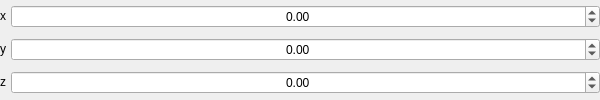
Above: VectorInput.ui from ducla9762-stack/abc3d before the change. Below: the same form after it.
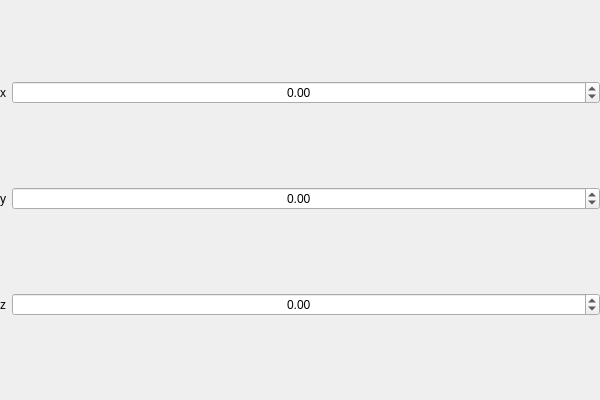
That is the form after the change.

Diff of the .ui file:
```diff
--- a/VectorInput.ui
+++ b/VectorInput.ui
@@ -7,15 +7,9 @@
     <x>0</x>
     <y>0</y>
     <width>600</width>
-    <height>100</height>
+    <height>400</height>
    </rect>
   </property>
-  <property name="sizePolicy">
-   <sizepolicy hsizetype="Preferred" vsizetype="Preferred">
-    <horstretch>0</horstretch>
-    <verstretch>0</verstretch>
-   </sizepolicy>
-  </property>
   <property name="windowTitle">
    <string>VectorInput</string>
   </property>
@@ -32,14 +26,14 @@
    <property name="bottomMargin">
     <number>0</number>
    </property>
-   <property name="spacing">
-    <number>5</number>
+   <property name="horizontalSpacing">
+    <number>6</number>
+   </property>
+   <property name="verticalSpacing">
+    <number>2</number>
    </property>
    <item row="1" column="1">
     <widget class="QDoubleSpinBox" name="ySpinner">
-     <property name="styleSheet">
-      <string notr="true"/>
-     </property>
      <property name="alignment">
       <set>Qt::AlignmentFlag::AlignCenter</set>
      </property>
@@ -53,9 +47,6 @@
    </item>
    <item row="0" column="1">
     <widget class="QDoubleSpinBox" name="xSpinner">
-     <property name="styleSheet">
-      <string notr="true"/>
-     </property>
      <property name="alignment">
       <set>Qt::AlignmentFlag::AlignCenter</set>
      </property>
@@ -72,9 +63,6 @@
    </item>
    <item row="2" column="1">
     <widget class="QDoubleSpinBox" name="zSpinner">
-     <property name="styleSheet">
-      <string notr="true"/>
-     </property>
      <property name="frame">
       <bool>true</bool>
      </property>
@@ -92,7 +80,7 @@
    <item row="0" column="0">
     <widget class="QLabel" name="label">
      <property name="sizePolicy">
-      <sizepolicy hsizetype="Fixed" vsizetype="Fixed">
+      <sizepolicy hsizetype="Fixed" vsizetype="Preferred">
        <horstretch>0</horstretch>
        <verstretch>0</verstretch>
       </sizepolicy>
@@ -105,7 +93,7 @@
    <item row="1" column="0">
     <widget class="QLabel" name="label_2">
      <property name="sizePolicy">
-      <sizepolicy hsizetype="Fixed" vsizetype="Fixed">
+      <sizepolicy hsizetype="Fixed" vsizetype="Preferred">
        <horstretch>0</horstretch>
        <verstretch>0</verstretch>
       </sizepolicy>
@@ -118,7 +106,7 @@
    <item row="2" column="0">
     <widget class="QLabel" name="label_3">
      <property name="sizePolicy">
-      <sizepolicy hsizetype="Fixed" vsizetype="Fixed">
+      <sizepolicy hsizetype="Fixed" vsizetype="Preferred">
        <horstretch>0</horstretch>
        <verstretch>0</verstretch>
       </sizepolicy>
```
